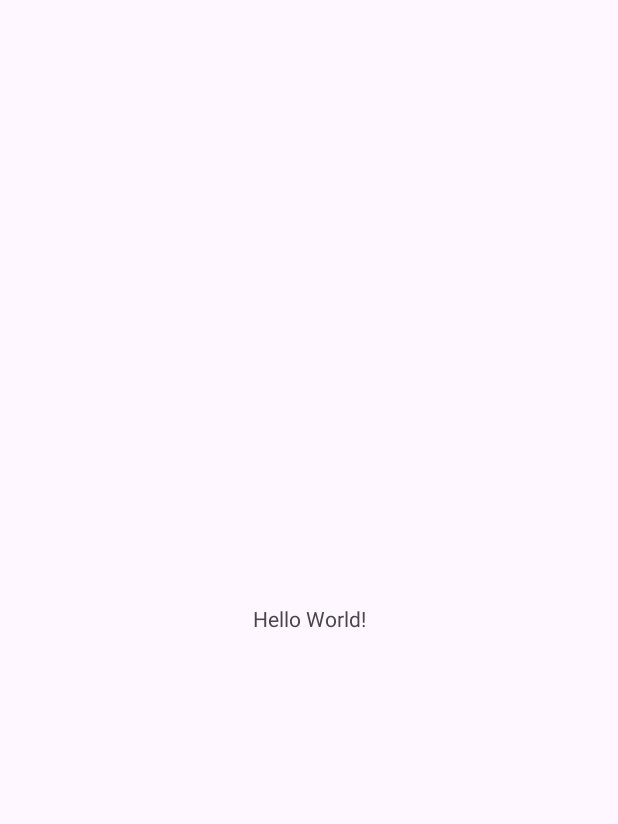
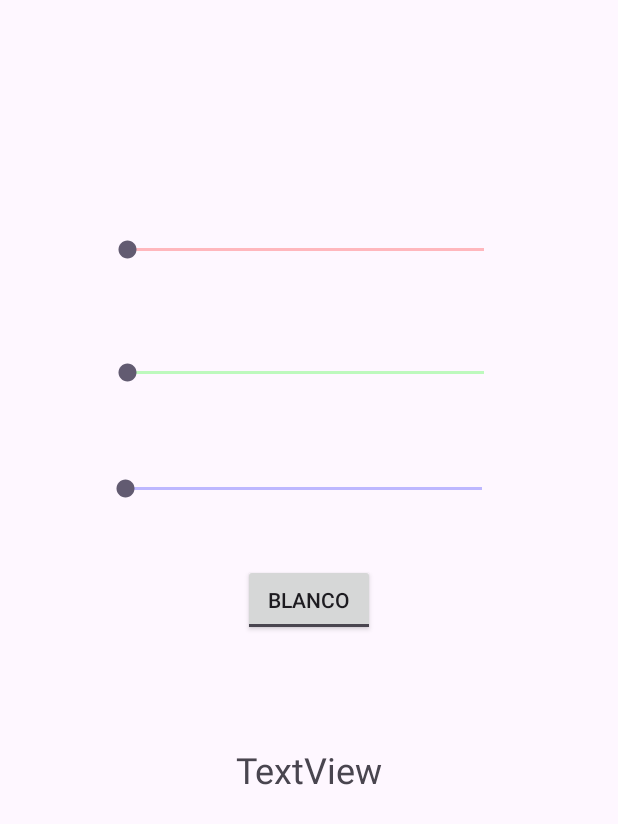
Before and after one commit to ALVSanchez/Ejercicios_Android, an Android app: the screen it shows after launch (MainActivity before the commit, Actividad2 after it), on a phone screen of 412 x 824 dp. Before the commit the part shown is almost empty. Shown: the top 824 px of the screen. Run offline under Robolectric (Android 15) with nearby library versions, the phone set to English and light mode, and no system bars.

Commit message:
Hecho ejercicio color

```diff
--- a/app/src/main/AndroidManifest.xml
+++ b/app/src/main/AndroidManifest.xml
@@ -13,7 +13,10 @@
         android:theme="@style/Theme.Ejercicios_Android"
         tools:targetApi="31">
         <activity
-            android:name=".MainActivity"
+            android:name=".ut02.Actividad1"
+            android:exported="false" />
+        <activity
+            android:name=".Actividad2"
             android:exported="true">
             <intent-filter>
                 <action android:name="android.intent.action.MAIN" />
--- /dev/null
+++ b/app/src/main/java/com/example/ejercicios_android/Actividad2.java
@@ -0,0 +1,78 @@
+package com.example.ejercicios_android;
+
+import androidx.annotation.ColorInt;
+import androidx.appcompat.app.AppCompatActivity;
+
+import android.graphics.Color;
+import android.os.Bundle;
+import android.view.View;
+import android.widget.Button;
+import android.widget.SeekBar;
+import android.widget.TextView;
+import android.widget.ToggleButton;
+
+public class Actividad2 extends AppCompatActivity {
+
+    SeekBar.OnSeekBarChangeListener listener = new SeekBar.OnSeekBarChangeListener() {
+        @Override
+        public void onProgressChanged(SeekBar seekBar, int progreso, boolean fromUser) {
+            //texto.setText(Integer.toString(progreso));
+
+            if(seekBar == rojo){
+
+            } else if(seekBar == verde){
+
+            } else if(seekBar == azul){
+
+            }
+
+            texto.setBackgroundColor(Color.rgb(rojo.getProgress(),verde.getProgress(),azul.getProgress()));
+        }
+
+        @Override
+        public void onStartTrackingTouch(SeekBar seekBar) {
+
+        }
+
+        @Override
+        public void onStopTrackingTouch(SeekBar seekBar) {
+
+        }
+    };
+
+    SeekBar rojo;
+    SeekBar azul;
+    SeekBar verde;
+    ToggleButton toggle;
+
+    TextView texto;
+
+    @Override
+    protected void onCreate(Bundle savedInstanceState) {
+        super.onCreate(savedInstanceState);
+        setContentView(R.layout.activity2_main);
+
+        rojo = findViewById(R.id.u2e2SbRojo);
+        verde = findViewById(R.id.u2e2SbVerde);
+        azul = findViewById(R.id.u2e2SbAzul);
+
+        toggle = findViewById(R.id.u2e2BtToggle);
+        texto = findViewById(R.id.u2e2TvPrueba);
+
+
+
+
+        rojo.setOnSeekBarChangeListener(listener);
+        verde.setOnSeekBarChangeListener(listener);
+        azul.setOnSeekBarChangeListener(listener);
+
+        toggle.setOnClickListener((View v) -> {
+            if(toggle.isChecked()){
+                texto.setTextColor(Color.rgb(0,0,0));
+            } else {
+                texto.setTextColor(Color.rgb(255,255,255));
+            }
+        });
+
+    }
+}
--- a/app/src/main/java/com/example/ejercicios_android/MainActivity.java
+++ b/app/src/main/java/com/example/ejercicios_android/ut02/Actividad1.java
@@ -1,14 +1,16 @@
-package com.example.ejercicios_android;
+package com.example.ejercicios_android.ut02;
 
 import androidx.appcompat.app.AppCompatActivity;
 
 import android.os.Bundle;
 
-public class MainActivity extends AppCompatActivity {
+import com.example.ejercicios_android.R;
+
+public class Actividad1 extends AppCompatActivity {
 
     @Override
     protected void onCreate(Bundle savedInstanceState) {
         super.onCreate(savedInstanceState);
-        setContentView(R.layout.activity_main);
+        setContentView(R.layout.layout_actividad1);
     }
 }
--- /dev/null
+++ b/app/src/main/res/layout/activity2_main.xml
@@ -0,0 +1,84 @@
+<?xml version="1.0" encoding="utf-8"?>
+<androidx.constraintlayout.widget.ConstraintLayout xmlns:android="http://schemas.android.com/apk/res/android"
+    xmlns:app="http://schemas.android.com/apk/res-auto"
+    xmlns:tools="http://schemas.android.com/tools"
+    android:layout_width="match_parent"
+    android:layout_height="match_parent"
+    tools:context=".Actividad2">
+
+    <SeekBar
+        android:id="@+id/u2e2SbRojo"
+        android:layout_width="270dp"
+        android:layout_height="51dp"
+        android:backgroundTintMode="add"
+        android:indeterminate="false"
+        android:max="255"
+        android:progress="0"
+        android:progressBackgroundTint="#FF0000"
+        android:progressTint="#FF0000"
+        app:layout_constraintBottom_toBottomOf="parent"
+        app:layout_constraintEnd_toEndOf="parent"
+        app:layout_constraintHorizontal_bias="0.482"
+        app:layout_constraintStart_toStartOf="parent"
+        app:layout_constraintTop_toTopOf="parent"
+        app:layout_constraintVertical_bias="0.183" />
+
+    <SeekBar
+        android:id="@+id/u2e2SbAzul"
+        android:layout_width="270dp"
+        android:layout_height="51dp"
+        android:indeterminate="false"
+        android:max="255"
+        android:progress="0"
+        android:progressBackgroundTint="#0000FF"
+        android:progressTint="#0000FF"
+        app:layout_constraintBottom_toBottomOf="parent"
+        app:layout_constraintEnd_toEndOf="parent"
+        app:layout_constraintHorizontal_bias="0.475"
+        app:layout_constraintStart_toStartOf="parent"
+        app:layout_constraintTop_toTopOf="parent"
+        app:layout_constraintVertical_bias="0.389" />
+
+    <SeekBar
+        android:id="@+id/u2e2SbVerde"
+        android:layout_width="270dp"
+        android:layout_height="51dp"
+        android:indeterminate="false"
+        android:max="255"
+        android:progress="0"
+        android:progressBackgroundTint="#00FF00"
+        android:progressTint="#00FF00"
+        app:layout_constraintBottom_toBottomOf="parent"
+        app:layout_constraintEnd_toEndOf="parent"
+        app:layout_constraintHorizontal_bias="0.482"
+        app:layout_constraintStart_toStartOf="parent"
+        app:layout_constraintTop_toTopOf="parent"
+        app:layout_constraintVertical_bias="0.289" />
+
+    <TextView
+        android:id="@+id/u2e2TvPrueba"
+        android:layout_width="275dp"
+        android:layout_height="91dp"
+        android:layout_marginBottom="164dp"
+        android:text="TextView"
+        android:textAlignment="center"
+        android:textSize="24sp"
+        app:layout_constraintBottom_toBottomOf="parent"
+        app:layout_constraintEnd_toEndOf="parent"
+        app:layout_constraintStart_toStartOf="parent"
+        app:layout_constraintTop_toBottomOf="@+id/u2e2BtToggle" />
+
+    <ToggleButton
+        android:id="@+id/u2e2BtToggle"
+        android:layout_width="wrap_content"
+        android:layout_height="wrap_content"
+        android:layout_marginTop="24dp"
+        android:checked="false"
+        android:text="ToggleButton"
+        android:textOff="BLANCO"
+        android:textOn="NEGRO"
+        app:layout_constraintEnd_toEndOf="parent"
+        app:layout_constraintStart_toStartOf="parent"
+        app:layout_constraintTop_toBottomOf="@+id/u2e2SbAzul" />
+
+</androidx.constraintlayout.widget.ConstraintLayout>
--- a/app/src/main/res/layout/activity_main.xml
+++ b/app/src/main/res/layout/layout_actividad1.xml
@@ -4,15 +4,6 @@
     xmlns:tools="http://schemas.android.com/tools"
     android:layout_width="match_parent"
     android:layout_height="match_parent"
-    tools:context=".MainActivity">
-
-    <TextView
-        android:layout_width="wrap_content"
-        android:layout_height="wrap_content"
-        android:text="Hello World!"
-        app:layout_constraintBottom_toBottomOf="parent"
-        app:layout_constraintEnd_toEndOf="parent"
-        app:layout_constraintStart_toStartOf="parent"
-        app:layout_constraintTop_toTopOf="parent" />
+    tools:context=".ut02.Actividad1">
 
 </androidx.constraintlayout.widget.ConstraintLayout>
```
